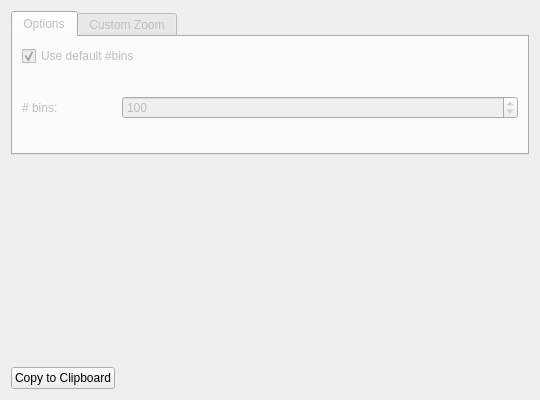
First picture: the form in Modules/ImageStatisticsUI/src/QmitkHistogramVisualizationWidget.ui, repository MITK/MITK, before the edit.
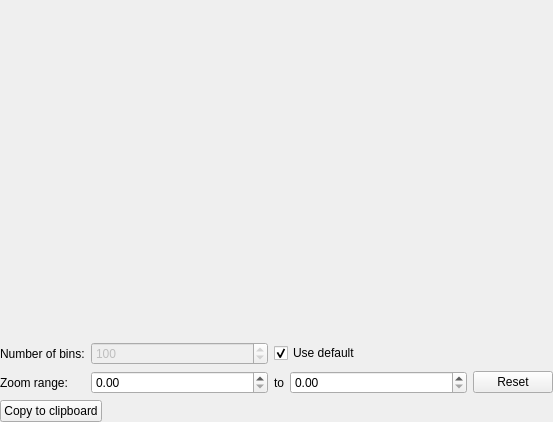
Second picture: the form after the edit.

Commit message: Rework histogram bins and zoom controls

```diff
--- a/Modules/ImageStatisticsUI/src/QmitkHistogramVisualizationWidget.ui
+++ b/Modules/ImageStatisticsUI/src/QmitkHistogramVisualizationWidget.ui
@@ -6,99 +6,46 @@
    <rect>
     <x>0</x>
     <y>0</y>
-    <width>540</width>
-    <height>394</height>
+    <width>553</width>
+    <height>422</height>
    </rect>
   </property>
   <property name="windowTitle">
    <string>Form</string>
   </property>
   <layout class="QVBoxLayout" name="verticalLayout">
+   <property name="leftMargin">
+    <number>0</number>
+   </property>
+   <property name="topMargin">
+    <number>0</number>
+   </property>
+   <property name="rightMargin">
+    <number>0</number>
+   </property>
+   <property name="bottomMargin">
+    <number>0</number>
+   </property>
    <item>
-    <widget class="QTabWidget" name="tabWidgetPlot">
-     <property name="enabled">
-      <bool>false</bool>
-     </property>
+    <widget class="QWidget" name="plotContainer" native="true">
      <property name="sizePolicy">
-      <sizepolicy hsizetype="Preferred" vsizetype="Preferred">
+      <sizepolicy hsizetype="Preferred" vsizetype="Expanding">
        <horstretch>0</horstretch>
        <verstretch>0</verstretch>
       </sizepolicy>
      </property>
-     <property name="minimumSize">
-      <size>
-       <width>0</width>
-       <height>0</height>
-      </size>
-     </property>
-     <property name="maximumSize">
-      <size>
-       <width>16777215</width>
-       <height>16777215</height>
-      </size>
-     </property>
-     <property name="currentIndex">
-      <number>0</number>
-     </property>
-     <widget class="QWidget" name="tabWidgetPlotPage1">
-      <attribute name="title">
-       <string>Options</string>
-      </attribute>
-      <layout class="QVBoxLayout" name="verticalLayout_5">
-       <item>
-        <widget class="QCheckBox" name="checkBoxUseDefaultNBins">
-         <property name="text">
-          <string>Use default #bins</string>
-         </property>
-         <property name="checked">
-          <bool>true</bool>
-         </property>
         </widget>
        </item>
        <item>
-        <widget class="QFrame" name="FrameBinSize">
-         <property name="frameShape">
-          <enum>QFrame::NoFrame</enum>
-         </property>
-         <property name="frameShadow">
-          <enum>QFrame::Raised</enum>
-         </property>
-         <layout class="QGridLayout" name="gridLayout_2">
-          <property name="leftMargin">
-           <number>0</number>
-          </property>
-          <property name="topMargin">
-           <number>0</number>
-          </property>
-          <property name="rightMargin">
-           <number>0</number>
-          </property>
-          <property name="bottomMargin">
-           <number>0</number>
-          </property>
-          <property name="spacing">
-           <number>0</number>
-          </property>
-          <item row="1" column="0">
+    <layout class="QGridLayout" name="gridLayoutControls" columnstretch="0,1,0,1,0">
+     <item row="0" column="0">
            <widget class="QLabel" name="labelNBins">
-            <property name="minimumSize">
-             <size>
-              <width>60</width>
-              <height>0</height>
-             </size>
-            </property>
-            <property name="maximumSize">
-             <size>
-              <width>100</width>
-              <height>16777215</height>
-             </size>
-            </property>
             <property name="text">
-             <string># bins:</string>
+        <string>Number of bins:</string>
             </property>
            </widget>
           </item>
-          <item row="1" column="2">
+     <item row="0" column="1">
            <widget class="QSpinBox" name="spinBoxNBins">
             <property name="enabled">
              <bool>false</bool>
@@ -117,115 +64,62 @@
             </property>
            </widget>
           </item>
-         </layout>
-        </widget>
-       </item>
-      </layout>
-     </widget>
-     <widget class="QWidget" name="tabWidgetPlotPage2">
-      <attribute name="title">
-       <string>Custom Zoom</string>
-      </attribute>
-      <layout class="QVBoxLayout" name="verticalLayout_3">
-       <item>
-        <widget class="QCheckBox" name="checkBoxViewMinMax">
+     <item row="0" column="2" colspan="3">
+      <widget class="QCheckBox" name="checkBoxUseDefaultNBins">
+       <property name="text">
+        <string>Use default</string>
+       </property>
+       <property name="checked">
+        <bool>true</bool>
+       </property>
+      </widget>
+     </item>
+     <item row="1" column="0">
+      <widget class="QLabel" name="labelZoomRange">
          <property name="text">
-          <string>Zoom to min/max values</string>
+        <string>Zoom range:</string>
          </property>
         </widget>
        </item>
-       <item>
-        <widget class="QFrame" name="frameViewMinMaxValues">
-         <layout class="QGridLayout" name="gridLayout">
-          <item row="3" column="1">
-           <widget class="QLabel" name="labelMinValue">
-            <property name="text">
-             <string>Minimum value</string>
+     <item row="1" column="1">
+      <widget class="QDoubleSpinBox" name="doubleSpinBoxMinValue">
+       <property name="toolTip">
+        <string>Lower bound of the visible gray value range. Press Enter to apply.</string>
             </property>
            </widget>
           </item>
-          <item row="3" column="0">
-           <widget class="QDoubleSpinBox" name="doubleSpinBoxMinValue"/>
-          </item>
-          <item row="2" column="0">
-           <widget class="QDoubleSpinBox" name="doubleSpinBoxMaxValue"/>
-          </item>
-          <item row="2" column="1">
-           <widget class="QLabel" name="labelMaxValue">
+     <item row="1" column="2">
+      <widget class="QLabel" name="labelZoomRangeTo">
             <property name="text">
-             <string>Maximum value</string>
+        <string>to</string>
             </property>
            </widget>
           </item>
-         </layout>
-        </widget>
-       </item>
-      </layout>
-     </widget>
-    </widget>
-   </item>
-   <item>
-    <widget class="QWidget" name="plotContainer" native="true">
-     <property name="sizePolicy">
-      <sizepolicy hsizetype="Preferred" vsizetype="Expanding">
-       <horstretch>0</horstretch>
-       <verstretch>0</verstretch>
-      </sizepolicy>
-     </property>
-     <property name="minimumSize">
-      <size>
-       <width>0</width>
-       <height>200</height>
-      </size>
+     <item row="1" column="3">
+      <widget class="QDoubleSpinBox" name="doubleSpinBoxMaxValue">
+       <property name="toolTip">
+        <string>Upper bound of the visible gray value range. Press Enter to apply.</string>
+       </property>
+      </widget>
+     </item>
+     <item row="1" column="4">
+      <widget class="QPushButton" name="buttonResetZoom">
+       <property name="toolTip">
+        <string>Zoom out to the full range.</string>
+       </property>
+       <property name="text">
+        <string>Reset</string>
      </property>
     </widget>
    </item>
-   <item>
-    <widget class="QWidget" name="widgetClipboard" native="true">
-     <layout class="QHBoxLayout" name="horizontalLayout_3">
-      <property name="spacing">
-       <number>0</number>
-      </property>
-      <property name="leftMargin">
-       <number>0</number>
-      </property>
-      <property name="topMargin">
-       <number>0</number>
-      </property>
-      <property name="rightMargin">
-       <number>0</number>
-      </property>
-      <property name="bottomMargin">
-       <number>0</number>
-      </property>
-      <item>
+     <item row="2" column="0" colspan="5" alignment="Qt::AlignmentFlag::AlignLeft">
        <widget class="QPushButton" name="buttonCopyHistogramToClipboard">
-        <property name="sizePolicy">
-         <sizepolicy hsizetype="Minimum" vsizetype="Fixed">
-          <horstretch>0</horstretch>
-          <verstretch>0</verstretch>
-         </sizepolicy>
-        </property>
         <property name="text">
-         <string>Copy to Clipboard</string>
+        <string>Copy to clipboard</string>
         </property>
        </widget>
       </item>
-      <item>
-       <spacer name="horizontalSpacer_2">
-        <property name="orientation">
-         <enum>Qt::Horizontal</enum>
-        </property>
-        <property name="sizeHint" stdset="0">
-         <size>
-          <width>40</width>
-          <height>20</height>
-         </size>
-        </property>
-       </spacer>
-      </item>
-     </layout>
-    </widget>
+    </layout>
    </item>
   </layout>
  </widget>
```
Left out of the diff: 2 changed lines with no effect on the pictures. Lines whose indentation alone changed are shown as unchanged. The commit also changes 2 other files.
